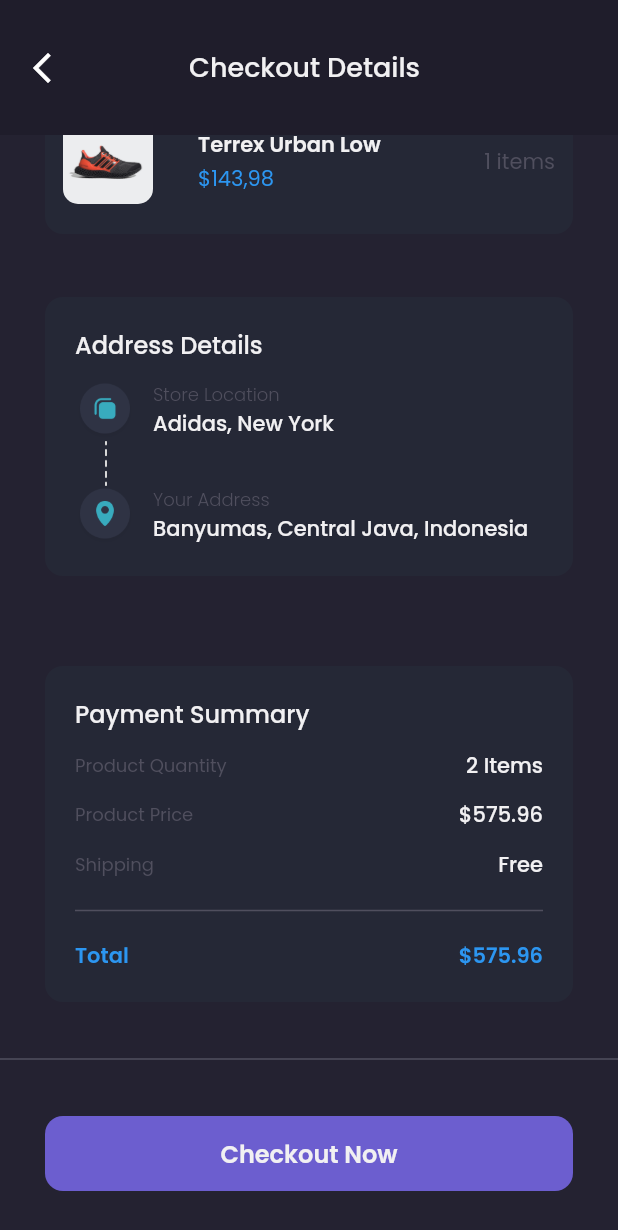
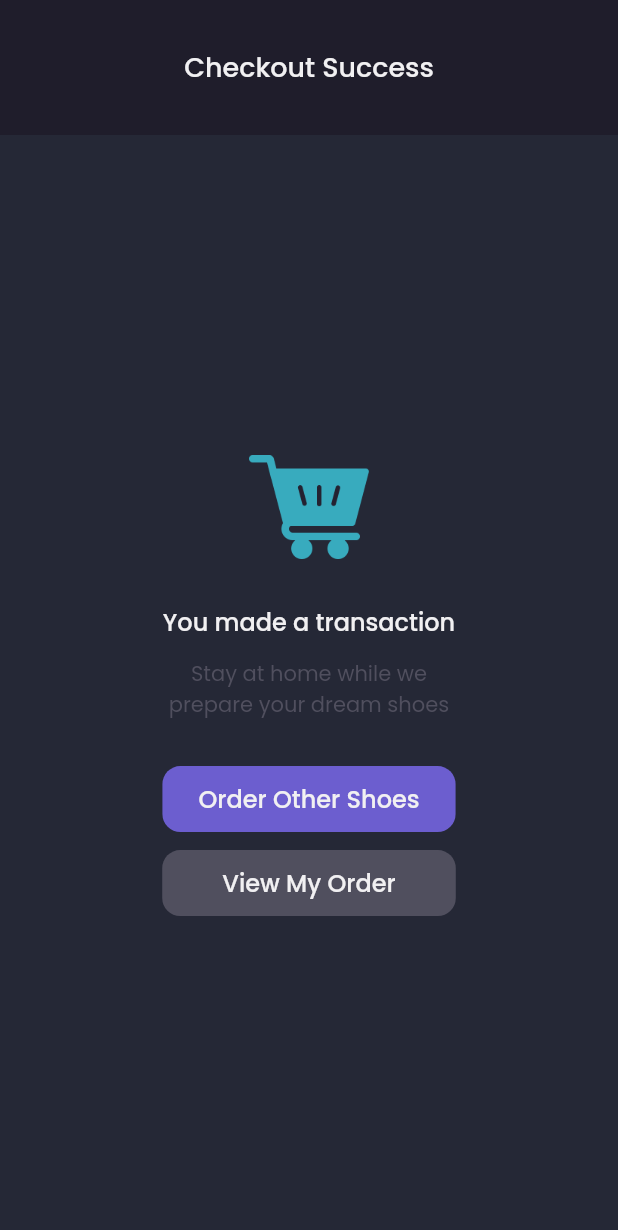
Before and after one commit to irfanagust/flavel, a Flutter app: the CheckoutPage screen opened by its route, scrolled down 204 dp, after a tap on "Checkout Now", on a phone screen of 412 x 824 dp. Shown: the top 1230 px of the screen. Run offline on Flutter 3.47's test engine with Material 2 defaults, Android fonts, the phone set to English and light mode, and no system bars; our stand-ins replace carousel_slider, google_fonts.

Commit message:
interface checkout success. next pacthing fe flutter dengan be laravel

```diff
--- a/lib/main.dart
+++ b/lib/main.dart
@@ -1,6 +1,7 @@
 import 'package:flavel/pages/cart_page.dart';
 import 'package:flavel/pages/chat_detail_page.dart';
 import 'package:flavel/pages/checkout_page.dart';
+import 'package:flavel/pages/checkout_success_page.dart';
 import 'package:flavel/pages/home/main_page.dart';
 import 'package:flavel/pages/product_page.dart';
 import 'package:flavel/pages/profile_edit_page.dart';
@@ -31,6 +32,7 @@
         '/product': (context) => ProductPage(),
         '/cart': (context) => CartPage(),
         '/checkout': (context) => CheckoutPage(),
+        '/checkout/success': (context) => CheckoutSuccessPage(),
       },
     );
   }
--- a/lib/pages/cart_page.dart
+++ b/lib/pages/cart_page.dart
@@ -139,17 +139,19 @@
               thickness: 1,
             ),
             Container(
+              height: 50,
               margin: EdgeInsets.all(defaultMargin),
-              child: GestureDetector(
-                onTap: () => Navigator.pushNamed(context, '/checkout'),
-                child: Container(
+              child: TextButton(
+                onPressed: () => Navigator.pushNamed(context, '/checkout'),
+                style: TextButton.styleFrom(
+                  backgroundColor: primaryColor,
                   padding: const EdgeInsets.symmetric(
                     vertical: 13,
                     horizontal: 20,
                   ),
-                  decoration: BoxDecoration(
+                  shape: RoundedRectangleBorder(
                     borderRadius: BorderRadius.circular(12),
-                    color: primaryColor,
+                  ),
                 ),
                 child: Row(
                   mainAxisAlignment: MainAxisAlignment.spaceBetween,
@@ -169,7 +171,6 @@
                 ),
               ),
             ),
-            ),
           ],
         ),
       );
--- a/lib/pages/checkout_page.dart
+++ b/lib/pages/checkout_page.dart
@@ -1,10 +1,9 @@
 import 'package:flavel/theme.dart';
 import 'package:flavel/widgets/checkout_product_tile.dart';
-import 'package:flavel/widgets/product_tile.dart';
 import 'package:flutter/material.dart';
 
 class CheckoutPage extends StatelessWidget {
-  const CheckoutPage({Key? key}) : super(key: key);
+  CheckoutPage({Key? key}) : super(key: key);
 
   @override
   Widget build(BuildContext context) {
@@ -364,25 +363,24 @@
           ),
           Container(
             margin: EdgeInsets.all(defaultMargin),
-            child: GestureDetector(
-              onTap: () {},
-              child: Container(
-                padding: const EdgeInsets.symmetric(
-                  vertical: 13,
-                  horizontal: 20,
+            height: 50,
+            child: TextButton(
+              style: TextButton.styleFrom(
+                backgroundColor: primaryColor,
+                shape: RoundedRectangleBorder(
+                  borderRadius: BorderRadius.circular(12),
                 ),
-                decoration: BoxDecoration(
-                  borderRadius: BorderRadius.circular(12),
-                  color: primaryColor,
               ),
-                child: Center(
+              onPressed: () => Navigator.pushNamedAndRemoveUntil(
+                context,
+                '/checkout/success',
+                (route) => false,
+              ),
               child: Text(
                 'Checkout Now',
                 style: primaryTextStyle.copyWith(
                   fontWeight: semiBold,
                   fontSize: 16,
-                    ),
-                  ),
                 ),
               ),
             ),
--- /dev/null
+++ b/lib/pages/checkout_success_page.dart
@@ -0,0 +1,124 @@
+import 'package:flavel/theme.dart';
+import 'package:flutter/material.dart';
+
+class CheckoutSuccessPage extends StatelessWidget {
+  CheckoutSuccessPage({Key? key}) : super(key: key);
+
+  @override
+  Widget build(BuildContext context) {
+    AppBar header() {
+      return AppBar(
+        centerTitle: true,
+        automaticallyImplyLeading: false,
+        toolbarHeight: 90,
+        elevation: 0,
+        backgroundColor: bgColor1,
+        title: Text(
+          'Checkout Success',
+          style: primaryTextStyle.copyWith(
+            fontSize: 18,
+          ),
+        ),
+      );
+    }
+
+    Widget content() {
+      return Center(
+        child: Column(
+          mainAxisAlignment: MainAxisAlignment.center,
+          children: [
+            Image.asset(
+              'assets/icon_empty_cart.png',
+              width: 80,
+            ),
+            Container(
+              margin: EdgeInsets.symmetric(vertical: defaultMargin),
+              width: 197,
+              child: Column(
+                children: [
+                  Text(
+                    'You made a transaction',
+                    style: primaryTextStyle.copyWith(
+                      fontWeight: medium,
+                      fontSize: 16,
+                    ),
+                  ),
+                  const SizedBox(
+                    height: 12,
+                  ),
+                  Text(
+                    'Stay at home while we prepare your dream shoes',
+                    overflow: TextOverflow.clip,
+                    textAlign: TextAlign.center,
+                    style: subtitleTextStyle.copyWith(
+                      fontSize: 14,
+                    ),
+                  ),
+                ],
+              ),
+            ),
+            Container(
+              margin: const EdgeInsets.symmetric(horizontal: 90),
+              height: 44,
+              child: TextButton(
+                onPressed: () => Navigator.pushNamedAndRemoveUntil(
+                  context,
+                  '/home',
+                  (route) => false,
+                ),
+                style: TextButton.styleFrom(
+                  backgroundColor: primaryColor,
+                  padding: const EdgeInsets.symmetric(
+                    horizontal: 24,
+                    vertical: 10,
+                  ),
+                  shape: RoundedRectangleBorder(
+                    borderRadius: BorderRadius.circular(12),
+                  ),
+                ),
+                child: Text(
+                  'Order Other Shoes',
+                  style: primaryTextStyle.copyWith(
+                    fontSize: 16,
+                  ),
+                ),
+              ),
+            ),
+            const SizedBox(
+              height: 12,
+            ),
+            Container(
+              margin: const EdgeInsets.symmetric(horizontal: 90),
+              height: 44,
+              child: TextButton(
+                onPressed: () {},
+                style: TextButton.styleFrom(
+                  backgroundColor: subtitleTextColor,
+                  padding: const EdgeInsets.symmetric(
+                    horizontal: 40,
+                    vertical: 10,
+                  ),
+                  shape: RoundedRectangleBorder(
+                    borderRadius: BorderRadius.circular(12),
+                  ),
+                ),
+                child: Text(
+                  'View My Order',
+                  style: primaryTextStyle.copyWith(
+                    fontSize: 16,
+                  ),
+                ),
+              ),
+            ),
+          ],
+        ),
+      );
+    }
+
+    return Scaffold(
+      backgroundColor: bgColor4,
+      appBar: header(),
+      body: content(),
+    );
+  }
+}
```
Lines whose indentation alone changed are shown as unchanged.
